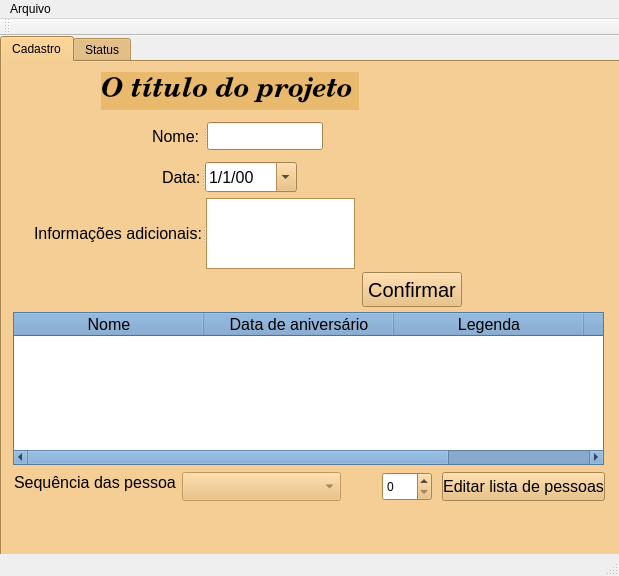
First picture: the form in mainwindow.ui, repository LeitaoFabricio/ProjetoAniversario, before the edit.
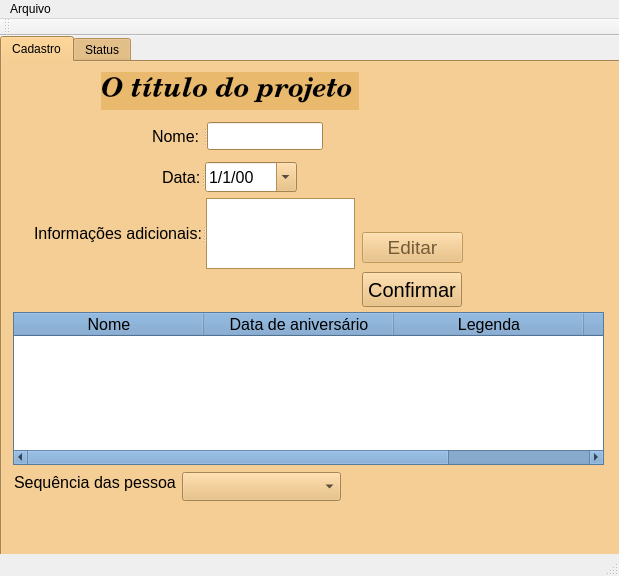
Second picture: the form after the edit.

Commit message: Atualização: problema na edição de item da tabela e do vetor.

What changed in the file:
```diff
--- a/mainwindow.ui
+++ b/mainwindow.ui
@@ -984,7 +984,7 @@
      </widget>
      <widget class="QComboBox" name="ordenacao">
       <property name="enabled">
-       <bool>false</bool>
+       <bool>true</bool>
       </property>
       <property name="geometry">
        <rect>
@@ -1121,32 +1121,64 @@
        </property>
       </widget>
      </widget>
-     <widget class="QPushButton" name="bt_editarTabela">
+     <widget class="QLabel" name="label_6">
       <property name="geometry">
        <rect>
-        <x>440</x>
-        <y>410</y>
-        <width>163</width>
-        <height>29</height>
+        <x>330</x>
+        <y>60</y>
+        <width>281</width>
+        <height>20</height>
+       </rect>
+      </property>
+      <property name="text">
+       <string/>
+      </property>
+     </widget>
+     <widget class="QLabel" name="label_7">
+      <property name="geometry">
+       <rect>
+        <x>300</x>
+        <y>100</y>
+        <width>301</width>
+        <height>20</height>
+       </rect>
+      </property>
+      <property name="text">
+       <string/>
+      </property>
+     </widget>
+     <widget class="QLabel" name="label_10">
+      <property name="geometry">
+       <rect>
+        <x>360</x>
+        <y>160</y>
+        <width>251</width>
+        <height>20</height>
+       </rect>
+      </property>
+      <property name="text">
+       <string/>
+      </property>
+     </widget>
+     <widget class="QPushButton" name="btEditar">
+      <property name="enabled">
+       <bool>false</bool>
+      </property>
+      <property name="geometry">
+       <rect>
+        <x>360</x>
+        <y>170</y>
+        <width>101</width>
+        <height>31</height>
        </rect>
       </property>
       <property name="font">
        <font>
-        <pointsize>12</pointsize>
+        <pointsize>14</pointsize>
        </font>
       </property>
       <property name="text">
-       <string>Editar lista de pessoas</string>
-      </property>
-     </widget>
-     <widget class="QSpinBox" name="spinBox">
-      <property name="geometry">
-       <rect>
-        <x>380</x>
-        <y>410</y>
-        <width>50</width>
-        <height>29</height>
-       </rect>
+       <string>Editar</string>
       </property>
      </widget>
     </widget>
```
The commit also changes 7 other files.
